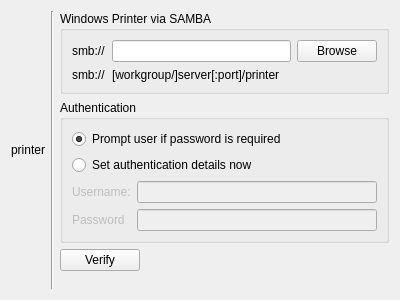
KDE/print-manager, file add-printer/ChooseSamba.ui: the form before one commit.
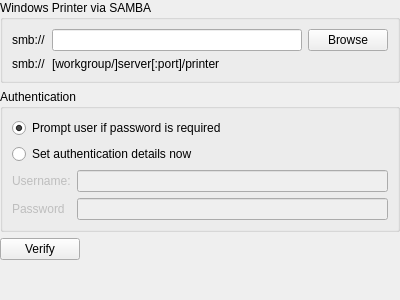
The form after the commit. Custom widgets are drawn as their Qt base class.

Diff of the .ui file:
```diff
--- a/add-printer/ChooseSamba.ui
+++ b/add-printer/ChooseSamba.ui
@@ -17,68 +17,10 @@
    </sizepolicy>
   </property>
   <layout class="QGridLayout" name="gridLayout">
-   <item row="0" column="1">
-    <layout class="QVBoxLayout" name="verticalLayout">
-     <property name="sizeConstraint">
-      <enum>QLayout::SetMinimumSize</enum>
-     </property>
-     <item>
-      <spacer name="verticalSpacer_3">
-       <property name="orientation">
-        <enum>Qt::Vertical</enum>
-       </property>
-       <property name="sizeHint" stdset="0">
-        <size>
-         <width>20</width>
-         <height>40</height>
-        </size>
-       </property>
-      </spacer>
-     </item>
-     <item>
-      <widget class="QLabel" name="printerL">
-       <property name="sizePolicy">
-        <sizepolicy hsizetype="Fixed" vsizetype="Preferred">
-         <horstretch>0</horstretch>
-         <verstretch>0</verstretch>
-        </sizepolicy>
-       </property>
-       <property name="text">
-        <string notr="true">printer</string>
-       </property>
-       <property name="alignment">
-        <set>Qt::AlignCenter</set>
-       </property>
        <property name="margin">
-        <number>7</number>
-       </property>
-      </widget>
-     </item>
-     <item>
-      <spacer name="verticalSpacer_4">
-       <property name="orientation">
-        <enum>Qt::Vertical</enum>
-       </property>
-       <property name="sizeHint" stdset="0">
-        <size>
-         <width>20</width>
-         <height>40</height>
-        </size>
-       </property>
-      </spacer>
-     </item>
-    </layout>
-   </item>
-   <item row="0" column="2">
-    <widget class="Line" name="line">
-     <property name="orientation">
-      <enum>Qt::Vertical</enum>
-     </property>
-    </widget>
-   </item>
-   <item row="0" column="3">
-    <layout class="QGridLayout" name="gridLayout_2">
-     <item row="0" column="0" colspan="2">
+    <number>0</number>
+   </property>
+   <item row="0" column="0">
       <widget class="QGroupBox" name="groupBox_2">
        <property name="title">
         <string comment="@title:group">Windows Printer via SAMBA</string>
@@ -128,7 +70,7 @@
        </layout>
       </widget>
      </item>
-     <item row="1" column="0" colspan="2">
+   <item row="1" column="0">
       <widget class="QGroupBox" name="groupBox_3">
        <property name="title">
         <string comment="@title:group">Authentication</string>
@@ -194,19 +136,6 @@
        </layout>
       </widget>
      </item>
-     <item row="3" column="0" colspan="2">
-      <spacer name="verticalSpacer">
-       <property name="orientation">
-        <enum>Qt::Vertical</enum>
-       </property>
-       <property name="sizeHint" stdset="0">
-        <size>
-         <width>20</width>
-         <height>40</height>
-        </size>
-       </property>
-      </spacer>
-     </item>
      <item row="2" column="0">
       <widget class="QPushButton" name="verifyPB">
        <property name="sizePolicy">
@@ -220,7 +149,18 @@
        </property>
       </widget>
      </item>
-    </layout>
+   <item row="3" column="0">
+    <spacer name="verticalSpacer">
+     <property name="orientation">
+      <enum>Qt::Vertical</enum>
+     </property>
+     <property name="sizeHint" stdset="0">
+      <size>
+       <width>20</width>
+       <height>40</height>
+      </size>
+     </property>
+    </spacer>
    </item>
   </layout>
  </widget>
```
Lines whose indentation alone changed are shown as unchanged.
